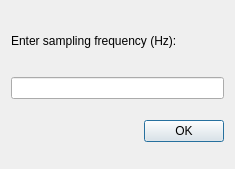
This is res/layout/dialog_frequency.ui in luphysics/PyMODA as Qt 5 draws it before an edit. The edited form follows.
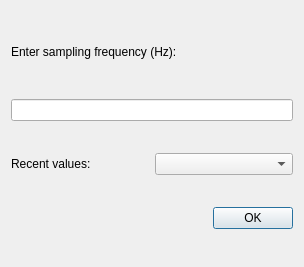
This is the edited form.

Commit message: Signal is now plotted in plot_top in time-frequency window

Diff of the .ui file:
```diff
--- a/res/layout/dialog_frequency.ui
+++ b/res/layout/dialog_frequency.ui
@@ -6,8 +6,8 @@
    <rect>
     <x>0</x>
     <y>0</y>
-    <width>235</width>
-    <height>169</height>
+    <width>304</width>
+    <height>267</height>
    </rect>
   </property>
   <property name="windowTitle">
@@ -30,6 +30,20 @@
    <item>
     <widget class="QLineEdit" name="edit_freq"/>
    </item>
+   <item>
+    <layout class="QHBoxLayout" name="horizontalLayout">
+     <item>
+      <widget class="QLabel" name="label_2">
+       <property name="text">
+        <string>Recent values:</string>
+       </property>
+      </widget>
+     </item>
+     <item>
+      <widget class="QComboBox" name="combo_recent"/>
+     </item>
+    </layout>
+   </item>
    <item>
     <widget class="QDialogButtonBox" name="buttonBox">
      <property name="orientation">
```
The commit also changes 8 other files.
